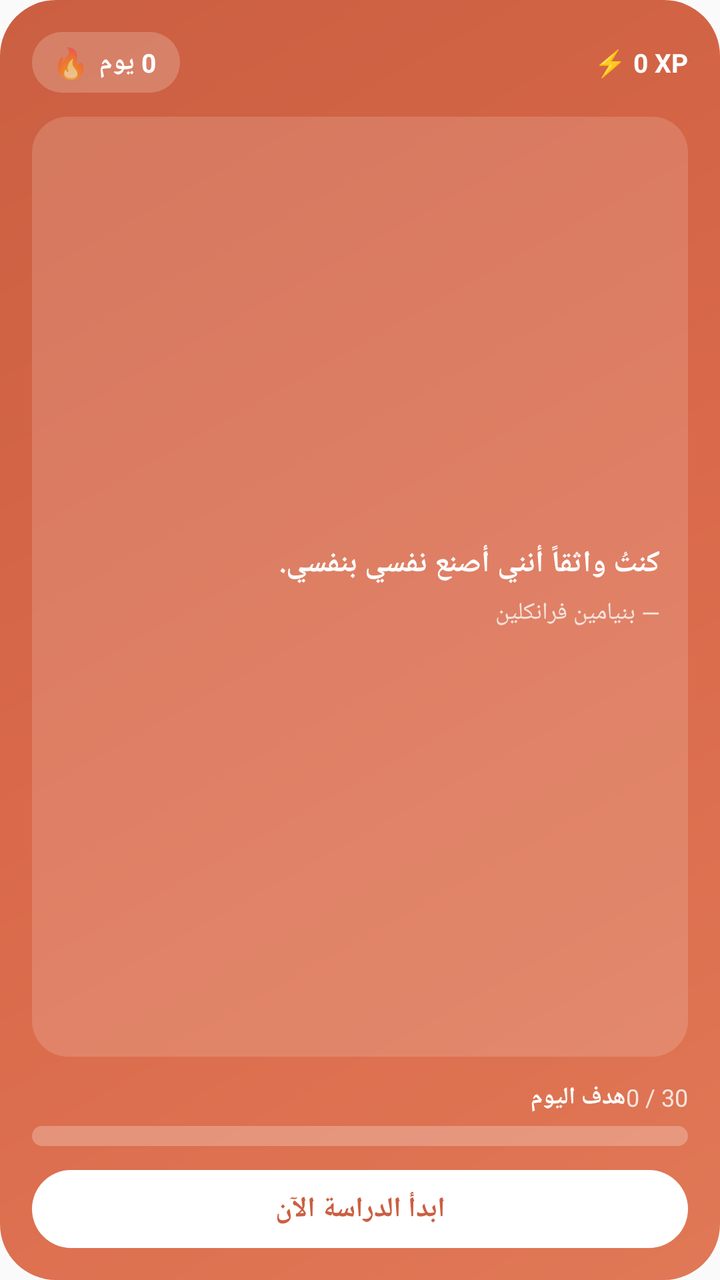
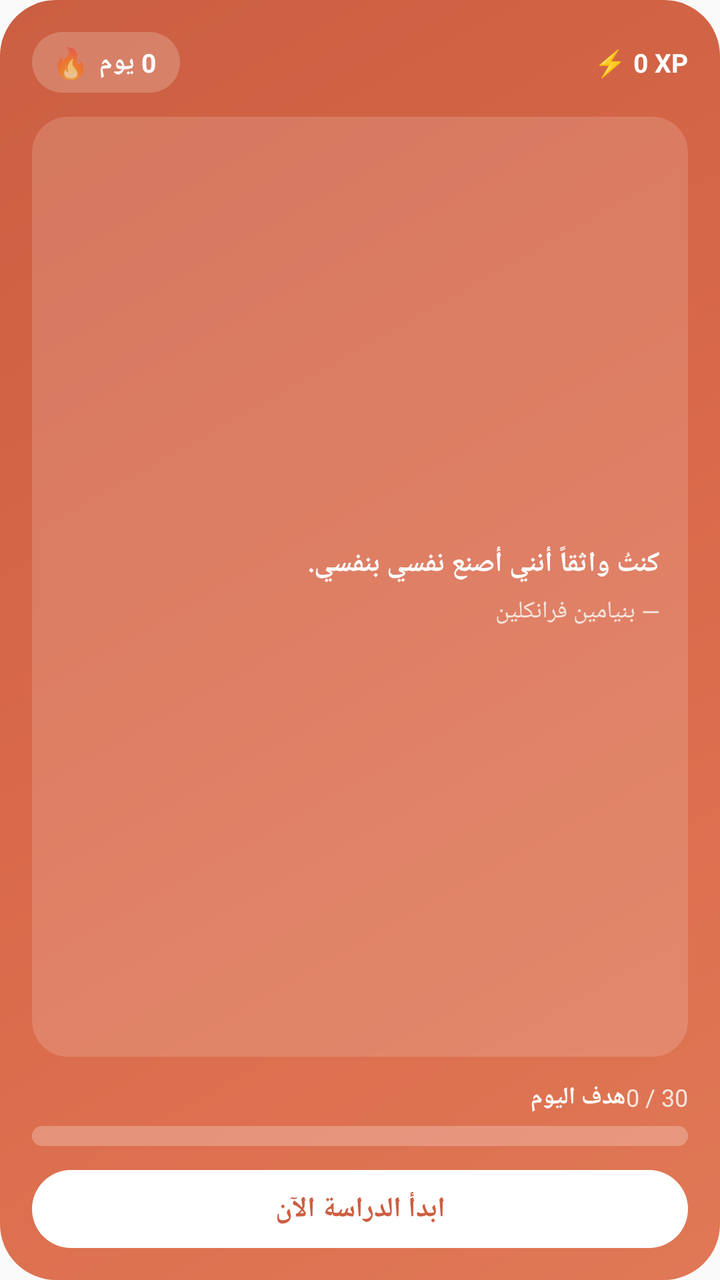

Screens rendered from an Android XML layout before and after an edit, with the pre-edit source and the edit as a unified diff.
<!-- AndroidManifest.xml: application theme android:Theme.Material.Light.NoActionBar -->
<!-- res/layout/widget_zmastery.xml -->
<?xml version="1.0" encoding="utf-8"?>
<LinearLayout xmlns:android="http://schemas.android.com/apk/res/android"
    android:id="@+id/widget_root"
    android:layout_width="match_parent"
    android:layout_height="match_parent"
    android:orientation="vertical"
    android:background="@drawable/widget_bg">

    
    <ImageView
        android:id="@+id/widget_smoke"
        android:layout_width="match_parent"
        android:layout_height="40dp"
        android:scaleType="fitXY"
        android:visibility="gone"
        android:contentDescription="@null" />

    <LinearLayout
        android:id="@+id/widget_content"
        android:layout_width="match_parent"
        android:layout_height="match_parent"
        android:orientation="vertical"
        android:padding="16dp">

    
    <LinearLayout
        android:layout_width="match_parent"
        android:layout_height="wrap_content"
        android:orientation="horizontal"
        android:gravity="center_vertical">

        <LinearLayout
            android:layout_width="wrap_content"
            android:layout_height="wrap_content"
            android:orientation="horizontal"
            android:gravity="center_vertical"
            android:background="@drawable/widget_pill"
            android:paddingStart="10dp"
            android:paddingEnd="12dp"
            android:paddingTop="5dp"
            android:paddingBottom="5dp">

            <TextView
                android:layout_width="wrap_content"
                android:layout_height="wrap_content"
                android:text="🔥"
                android:textSize="15sp" />

            <TextView
                android:id="@+id/widget_streak"
                android:layout_width="wrap_content"
                android:layout_height="wrap_content"
                android:layout_marginStart="5dp"
                android:text="0 يوم"
                android:textColor="#FFFFFF"
                android:textSize="13sp"
                android:textStyle="bold" />
        </LinearLayout>

        <View
            android:layout_width="0dp"
            android:layout_height="1dp"
            android:layout_weight="1" />

        <TextView
            android:id="@+id/widget_xp"
            android:layout_width="wrap_content"
            android:layout_height="wrap_content"
            android:text="⚡ 0 XP"
            android:textColor="#FFFFFF"
            android:textSize="13sp"
            android:textStyle="bold" />
    </LinearLayout>

    
    <LinearLayout
        android:layout_width="match_parent"
        android:layout_height="0dp"
        android:layout_weight="1"
        android:layout_marginTop="12dp"
        android:orientation="vertical"
        android:background="@drawable/widget_quote_card"
        android:padding="14dp"
        android:gravity="center_vertical">

        <TextView
            android:id="@+id/widget_quote"
            android:layout_width="match_parent"
            android:layout_height="wrap_content"
            android:text="كنتُ واثقاً أنني أصنع نفسي بنفسي."
            android:textColor="#FFFFFF"
            android:textSize="15sp"
            android:textStyle="bold"
            android:maxLines="3"
            android:ellipsize="end"
            android:lineSpacingExtra="2dp" />

        <TextView
            android:id="@+id/widget_author"
            android:layout_width="match_parent"
            android:layout_height="wrap_content"
            android:layout_marginTop="6dp"
            android:text="— بنيامين فرانكلين"
            android:textColor="#F5E4DC"
            android:textSize="12sp" />
    </LinearLayout>

    
    <LinearLayout
        android:layout_width="match_parent"
        android:layout_height="wrap_content"
        android:orientation="vertical"
        android:layout_marginTop="12dp">

        <LinearLayout
            android:layout_width="match_parent"
            android:layout_height="wrap_content"
            android:orientation="horizontal"
            android:gravity="center_vertical">

            <TextView
                android:id="@+id/widget_progress_label"
                android:layout_width="0dp"
                android:layout_height="wrap_content"
                android:layout_weight="1"
                android:text="هدف اليوم"
                android:textColor="#FFFFFF"
                android:textSize="12sp"
                android:textStyle="bold" />

            <TextView
                android:id="@+id/widget_progress_value"
                android:layout_width="wrap_content"
                android:layout_height="wrap_content"
                android:text="0 / 30"
                android:textColor="#F5E4DC"
                android:textSize="12sp" />
        </LinearLayout>

        
        <ProgressBar
            android:id="@+id/widget_progressbar"
            style="@android:style/Widget.ProgressBar.Horizontal"
            android:layout_width="match_parent"
            android:layout_height="10dp"
            android:layout_marginTop="6dp"
            android:progressDrawable="@drawable/widget_progress"
            android:max="100"
            android:progress="0" />
    </LinearLayout>

    
    <TextView
        android:id="@+id/widget_cta"
        android:layout_width="match_parent"
        android:layout_height="wrap_content"
        android:layout_marginTop="12dp"
        android:background="@drawable/widget_cta"
        android:paddingTop="10dp"
        android:paddingBottom="10dp"
        android:text="ابدأ الدراسة الآن"
        android:textColor="#CB5F41"
        android:textSize="14sp"
        android:textStyle="bold"
        android:gravity="center" />
    </LinearLayout>
</LinearLayout>
<!-- resources referenced by this layout -->
<resources>
  <!-- drawable widget_bg (drawable) -->
  <?xml version="1.0" encoding="utf-8"?>
  <shape xmlns:android="http://schemas.android.com/apk/res/android" android:shape="rectangle">
      <gradient
          android:startColor="#E07856"
          android:centerColor="#D9694A"
          android:endColor="#CB5F41"
          android:angle="135" />
      <corners android:radius="28dp" />
  </shape>
  <!-- drawable widget_cta (drawable) -->
  <?xml version="1.0" encoding="utf-8"?>
  <shape xmlns:android="http://schemas.android.com/apk/res/android" android:shape="rectangle">
      <solid android:color="#FFFFFF" />
      <corners android:radius="50dp" />
  </shape>
  <!-- drawable widget_pill (drawable) -->
  <?xml version="1.0" encoding="utf-8"?>
  <shape xmlns:android="http://schemas.android.com/apk/res/android" android:shape="rectangle">
      <solid android:color="#33FFFFFF" />
      <corners android:radius="50dp" />
  </shape>
  <!-- drawable widget_progress (drawable) -->
  <?xml version="1.0" encoding="utf-8"?>
  <layer-list xmlns:android="http://schemas.android.com/apk/res/android">
      <item android:id="@android:id/background">
          <shape android:shape="rectangle">
              <solid android:color="#40FFFFFF" />
              <corners android:radius="50dp" />
          </shape>
      </item>
      <item android:id="@android:id/progress">
          <clip>
              <shape android:shape="rectangle">
                  <solid android:color="#FFFFFF" />
                  <corners android:radius="50dp" />
              </shape>
          </clip>
      </item>
  </layer-list>
  <!-- drawable widget_quote_card (drawable) -->
  <?xml version="1.0" encoding="utf-8"?>
  <shape xmlns:android="http://schemas.android.com/apk/res/android" android:shape="rectangle">
      <solid android:color="#26FFFFFF" />
      <corners android:radius="18dp" />
  </shape>
</resources>

<!-- the commit's change to res/layout/widget_zmastery.xml (unified diff, before → after) -->
@@ -1,16 +1,24 @@
 <?xml version="1.0" encoding="utf-8"?>
-<LinearLayout xmlns:android="http://schemas.android.com/apk/res/android"
+<FrameLayout xmlns:android="http://schemas.android.com/apk/res/android"
     android:id="@+id/widget_root"
     android:layout_width="match_parent"
-    android:layout_height="match_parent"
-    android:orientation="vertical"
-    android:background="@drawable/widget_bg">
+    android:layout_height="match_parent">
+
+    
+    <ImageView
+        android:id="@+id/widget_bg_image"
+        android:layout_width="match_parent"
+        android:layout_height="match_parent"
+        android:scaleType="fitXY"
+        android:src="@drawable/widget_bg"
+        android:contentDescription="@null" />
 
     
     <ImageView
         android:id="@+id/widget_smoke"
         android:layout_width="match_parent"
         android:layout_height="40dp"
+        android:layout_gravity="top"
         android:scaleType="fitXY"
         android:visibility="gone"
         android:contentDescription="@null" />
@@ -89,7 +97,7 @@
             android:layout_height="wrap_content"
             android:text="كنتُ واثقاً أنني أصنع نفسي بنفسي."
             android:textColor="#FFFFFF"
-            android:textSize="15sp"
+            android:textSize="14sp"
             android:textStyle="bold"
             android:maxLines="3"
             android:ellipsize="end"
@@ -164,4 +172,4 @@
         android:textStyle="bold"
         android:gravity="center" />
     </LinearLayout>
-</LinearLayout>
+</FrameLayout>
